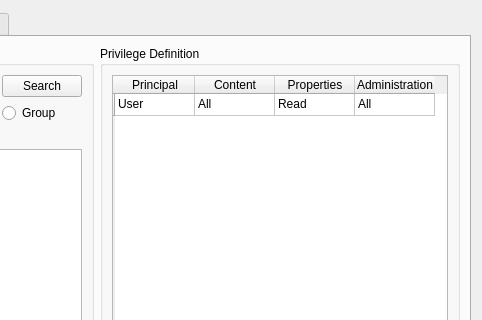
Qt form resources/qt4/ui/user/privilege_dialog.ui (DLR-SC/DataFinder) before a commit; both pictures show x 204 to 686 and y 0 to 320 of the 686 by 430 pixel window.
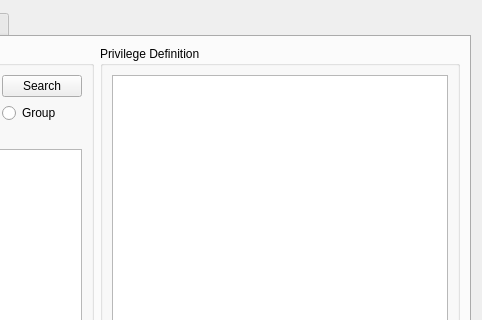
The same form after that commit. Icons and pictures are not drawn.

Commit message: - Removed header from privilege table view - Implemented add principal and remove principal functioanlities - Moved simplified dialog start method to separate main module in the corresponding unit test package

Diff of the .ui file:
```diff
--- a/resources/qt4/ui/user/privilege_dialog.ui
+++ b/resources/qt4/ui/user/privilege_dialog.ui
@@ -196,7 +196,7 @@
              </layout>
             </item>
             <item row="0" column="0">
-             <widget class="QTableWidget" name="privilegeTable">
+             <widget class="QTableView" name="privilegeTable">
               <property name="sizePolicy">
                <sizepolicy hsizetype="Expanding" vsizetype="Expanding">
                 <horstretch>0</horstretch>
@@ -209,61 +209,18 @@
                 <height>0</height>
                </size>
               </property>
-              <attribute name="horizontalHeaderDefaultSectionSize">
+              <attribute name="horizontalHeaderVisible">
+               <bool>false</bool>
+              </attribute>
+              <attribute name="horizontalHeaderHighlightSections">
+               <bool>true</bool>
+              </attribute>
+              <attribute name="horizontalHeaderMinimumSectionSize">
                <number>80</number>
               </attribute>
-              <attribute name="verticalHeaderDefaultSectionSize">
+              <attribute name="verticalHeaderMinimumSectionSize">
                <number>22</number>
               </attribute>
-              <row>
-               <property name="text">
-                <string/>
-               </property>
-              </row>
-              <column>
-               <property name="text">
-                <string>Principal</string>
-               </property>
-              </column>
-              <column>
-               <property name="text">
-                <string>Content</string>
-               </property>
-              </column>
-              <column>
-               <property name="text">
-                <string>Properties</string>
-               </property>
-              </column>
-              <column>
-               <property name="text">
-                <string>Administration</string>
-               </property>
-              </column>
-              <item row="0" column="0">
-               <property name="text">
-                <string>User</string>
-               </property>
-               <property name="icon">
-                <iconset>
-                 <normaloff>C:/Dokumente und Einstellungen/schlauch/Desktop/user_edit24.png</normaloff>C:/Dokumente und Einstellungen/schlauch/Desktop/user_edit24.png</iconset>
-               </property>
-              </item>
-              <item row="0" column="1">
-               <property name="text">
-                <string>All</string>
-               </property>
-              </item>
-              <item row="0" column="2">
-               <property name="text">
-                <string>Read</string>
-               </property>
-              </item>
-              <item row="0" column="3">
-               <property name="text">
-                <string>All</string>
-               </property>
-              </item>
              </widget>
             </item>
            </layout>
```
The commit also changes 7 other files.
